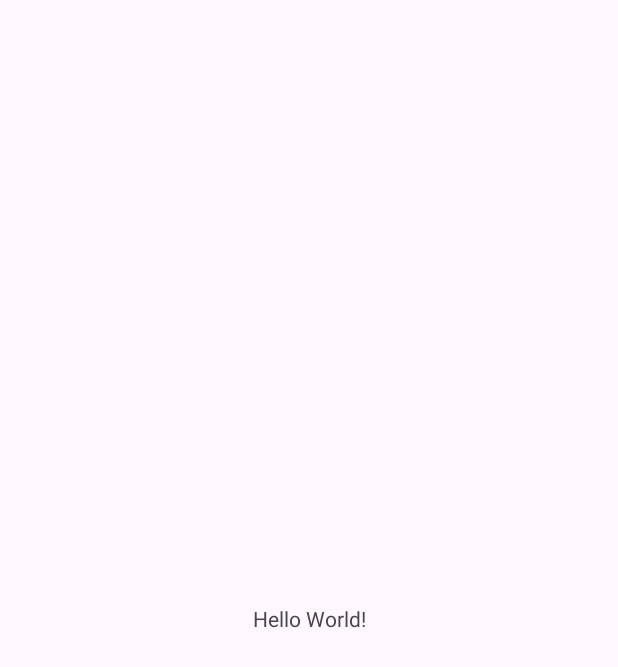
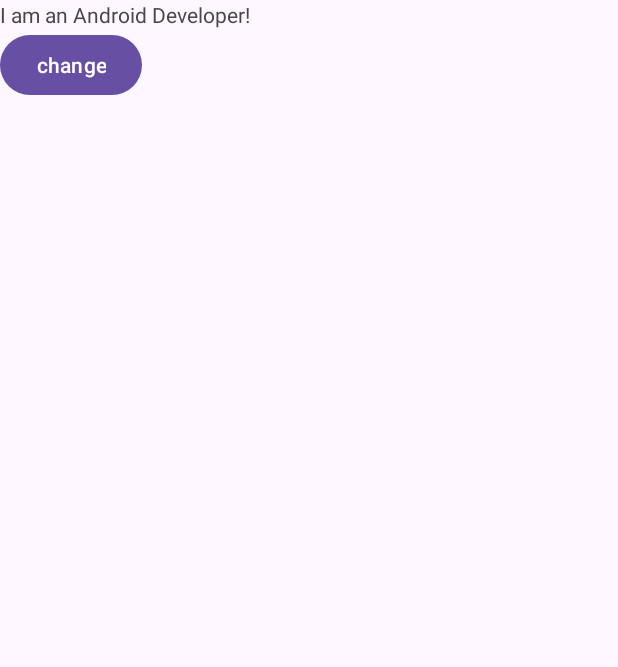
Before and after one commit to JohnnySC/ZeroToHeroAndroidTDD, an Android app: the screen it shows after launch (MainActivity), on a phone screen of 412 x 824 dp. Before the commit the part shown is almost empty. Shown: the top 667 px of the screen. Run offline under Robolectric (Android 15) with nearby library versions, the phone set to English and light mode, and no system bars.

Commit message:
task/005 - solved

```diff
--- a/app/src/main/res/layout/activity_main.xml
+++ b/app/src/main/res/layout/activity_main.xml
@@ -1,18 +1,26 @@
 <?xml version="1.0" encoding="utf-8"?>
-<androidx.constraintlayout.widget.ConstraintLayout xmlns:android="http://schemas.android.com/apk/res/android"
+<LinearLayout xmlns:android="http://schemas.android.com/apk/res/android"
     xmlns:app="http://schemas.android.com/apk/res-auto"
     xmlns:tools="http://schemas.android.com/tools"
+    android:id="@+id/rootLayout"
     android:layout_width="match_parent"
     android:layout_height="match_parent"
-    tools:context=".MainActivity">
+    tools:context=".MainActivity"
+    android:orientation="vertical">
 
     <TextView
+        android:id="@+id/titleTextView"
         android:layout_width="wrap_content"
         android:layout_height="wrap_content"
-        android:text="Hello World!"
+        android:text="@string/text_tv"
         app:layout_constraintBottom_toBottomOf="parent"
         app:layout_constraintEnd_toEndOf="parent"
         app:layout_constraintStart_toStartOf="parent"
         app:layout_constraintTop_toTopOf="parent" />
+    <Button
+        android:id="@+id/changeButton"
+        android:layout_width="wrap_content"
+        android:layout_height="wrap_content"
+        android:text="change"/>
 
-</androidx.constraintlayout.widget.ConstraintLayout>
+</LinearLayout>
--- a/app/src/main/res/values/strings.xml
+++ b/app/src/main/res/values/strings.xml
@@ -1,3 +1,4 @@
 <resources>
     <string name="app_name">ZeroToHeroAndroidTDD</string>
+    <string name="text_tv">I am an Android Developer!</string>
 </resources>
```
